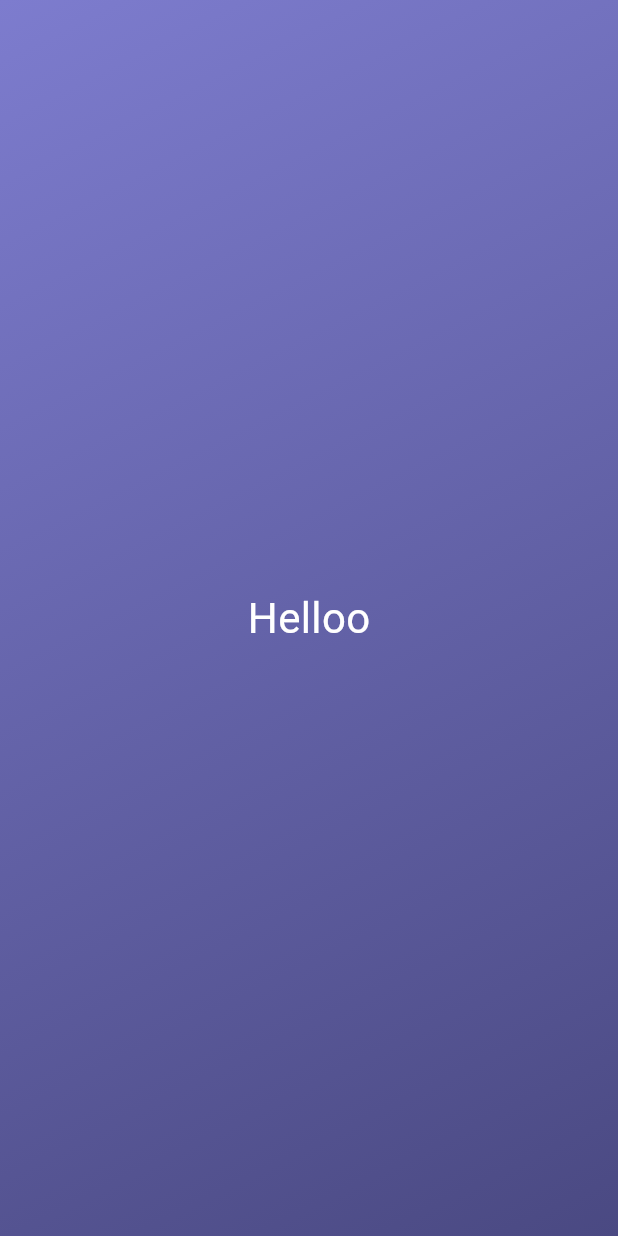
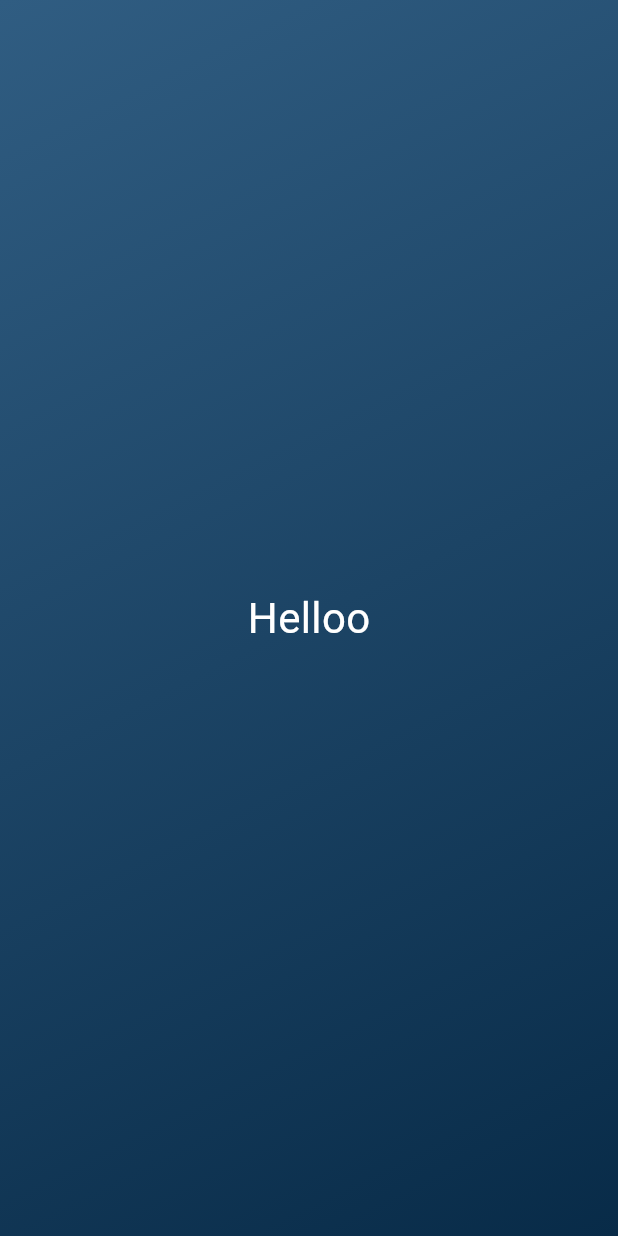
Before and after one commit to ahmedsilinii/roll_dice, a Flutter app: the screen it shows after launch, on a phone screen of 412 x 824 dp. Run offline on Flutter 3.47's test engine with Material 3 defaults, Android fonts, the phone set to English and light mode, and no system bars.

Commit message:
updated GradientContainer with variable colors

```diff
--- a/lib/gradient_container.dart
+++ b/lib/gradient_container.dart
@@ -5,24 +5,48 @@ const startAlignment = Alignment.topLeft;
 const endAlignment = Alignment.bottomRight;
 
 class GradientContainer extends StatelessWidget {
-  const GradientContainer({super.key});
+  const GradientContainer(this.color1, this.color2, {super.key});
+
+  final Color color1;
+  final Color color2;
 
   @override
   Widget build(BuildContext context) {
     return Container(
-      decoration: const BoxDecoration(
+      decoration: BoxDecoration(
         gradient: LinearGradient(
           begin: startAlignment,
           end: endAlignment,
-          colors: [
-            Color.fromARGB(255, 125, 124, 206),
-            Color.fromARGB(255, 74, 73, 130),
-          ],
+          colors: [color1, color2],
         ),
       ),
-      child: Center(
+      child: const Center(
         child: StyledText('Helloo'),
       ),
     );
   }
 }
+
+/*
+class GradientContainer extends StatelessWidget {
+  const GradientContainer({super.key, required this.colors});
+
+  final List<Color> colors;
+
+  @override
+  Widget build(BuildContext context) {
+    return Container(
+      decoration:  BoxDecoration(
+        gradient: LinearGradient(
+          begin: startAlignment,
+          end: endAlignment,
+          colors: colors,
+        ),
+      ),
+      child:  const Center(
+        child: StyledText('Helloo'),
+      ),
+    );
+  }
+}
+*/
--- a/lib/main.dart
+++ b/lib/main.dart
@@ -6,7 +6,10 @@ void main() {
   runApp(
     const MaterialApp(
       home: Scaffold(
-        body: GradientContainer(),
+        body: GradientContainer(
+          Color.fromARGB(255, 48, 93, 130),
+          Color.fromARGB(255, 8, 43, 72),
+        ),
       ),
     ),
   );
--- a/lib/styled_text.dart
+++ b/lib/styled_text.dart
@@ -1,9 +1,9 @@
 import 'package:flutter/material.dart';
 
 class StyledText extends StatelessWidget {
-  StyledText(this.text, {super.key});
+  const StyledText(this.text, {super.key});
 
-  String text;
+  final String text;
 
   @override
   Widget build(BuildContext context) {
```
